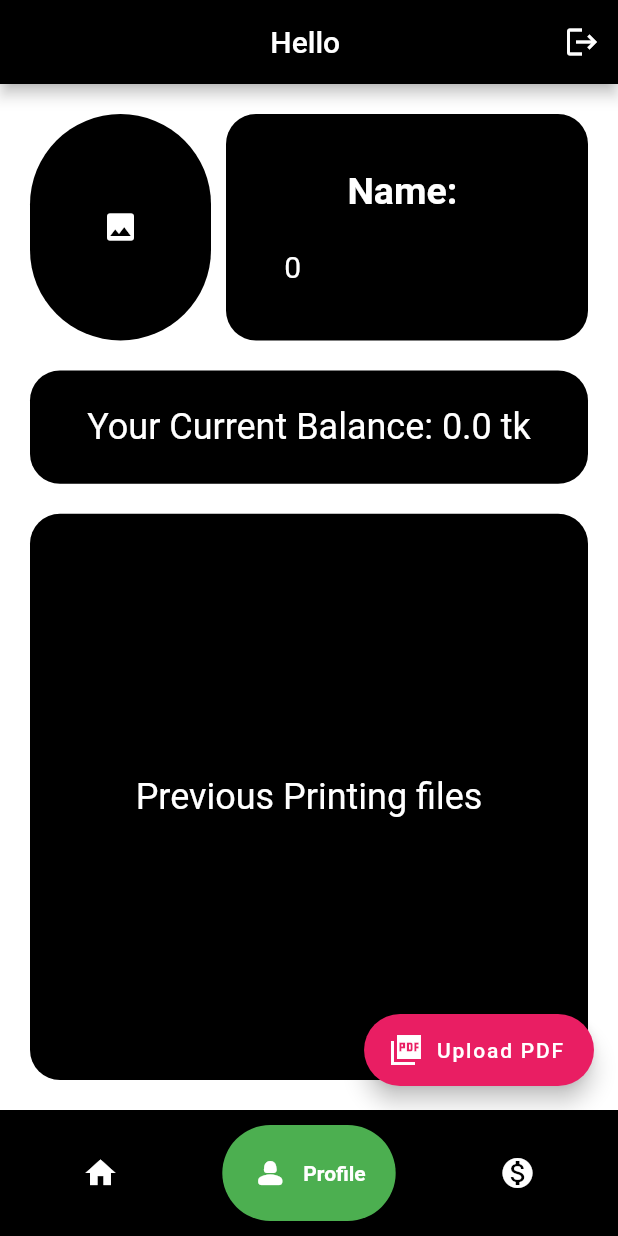
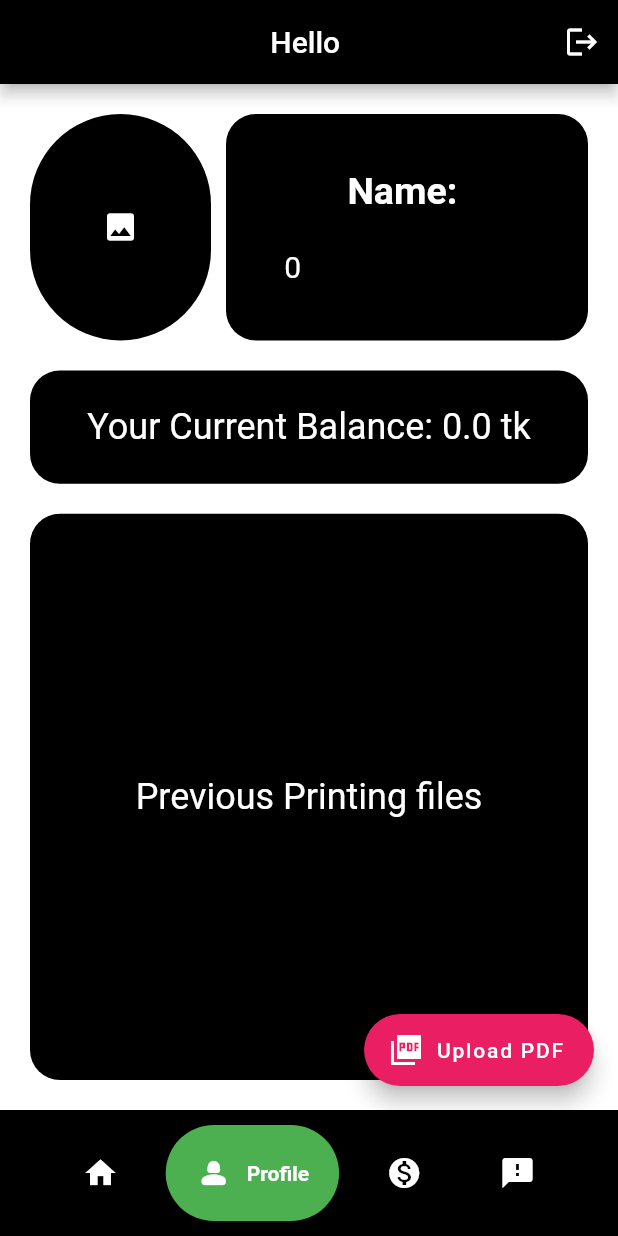
Before and after one commit to hedayet13/uprintMobile, a Flutter app: the Dashboard screen opened directly with empty values, item 2 of the bottom bar chosen, on a phone screen of 412 x 824 dp. Run offline on Flutter 3.47's test engine with Material 2 defaults, Android fonts, the light colour scheme and no system bars; drawn by our look-alikes of google_nav_bar; our stand-ins replace file_picker, shared_preferences; missing offline and left inert: dart:ffi; accounts and stored records are empty; network calls fail.

Commit message:
Feedback With backend

```diff
--- a/lib/dashboard.dart
+++ b/lib/dashboard.dart
@@ -26,6 +26,7 @@ class _DashboardState extends State<Dashboard> {
   final TextEditingController phoneNumberController = TextEditingController();
   final TextEditingController amountController = TextEditingController();
   final TextEditingController trxIDController = TextEditingController();
+  final TextEditingController feedbackController = TextEditingController();
 
   _DashboardState(this.username, this.accessToken);
   bool _isLoggedIn = false;
@@ -112,18 +113,29 @@ class _DashboardState extends State<Dashboard> {
       'Authorization': 'Bearer $accessToken',
     };
     final response = await http.get(Uri.parse(url), headers: headers);
+    print(response.statusCode);
     if (response.statusCode == 200) {
       final jsonData = json.decode(response.body);
       // print(jsonData);
       setState(() {
         var requests = jsonDecode((response.body));
         _previousRequests = requests[0];
+        print(_previousRequests);
+        if (_previousRequests == []){
+          _previousRequests = [{'file_name': "null"},{'cost': 0.0},{"otp_number":"none"}];
+        }
         // var balance = jsonData((response.body[1]));
         // print(balance);
         balance = requests[1][0]['balance'];
+        try{
           email = requests[1][0]['email'];
+        }
+        catch (e){
+          email = "not provided";
+        }
+
         phone_number = requests[1][0]['phone_number'];
-        print(_previousRequests[0]);
+        print(_previousRequests);
         print(balance);
         print(email);
         print(phone_number);
@@ -132,6 +144,7 @@ class _DashboardState extends State<Dashboard> {
     } else {
       throw Exception('Failed to fetch posts from serer');
     }
+
   }
 
   Future<void> _refresh() async {
@@ -183,9 +196,10 @@ class _DashboardState extends State<Dashboard> {
               Container(
                 padding: EdgeInsets.fromLTRB(10, 10, 10, 50),
                 color: Colors.white,
-                child: _previousRequests.isEmpty
-                    ? CircularProgressIndicator()
-                    : Column(
+                child: RefreshIndicator(
+                  onRefresh: _refresh,
+                  child: Center(
+                    child: Column(
                             crossAxisAlignment: CrossAxisAlignment.center,
                             children: [
                               Container(
@@ -214,9 +228,19 @@ class _DashboardState extends State<Dashboard> {
                               SizedBox(
                                 height: 10,
                               ),
-                          Expanded(
-                            child: RefreshIndicator(
-                              onRefresh: _refresh,
+                              Container(
+                                child: _previousRequests.isEmpty
+                                    ?FutureBuilder(
+                                  future: Future.delayed(Duration(seconds: 3)),
+                                  builder: (context, snapshot) {
+                                    if (snapshot.connectionState == ConnectionState.waiting) {
+                                      return CircularProgressIndicator();
+                                    } else {
+                                      return ElevatedButton(onPressed: _refresh, child: Text("Refresh"),style: ElevatedButton.styleFrom(backgroundColor: Colors.blueGrey),);
+                                    }
+                                  },
+                                )
+                                    :Expanded(
                                   child: SingleChildScrollView(
                                     physics: AlwaysScrollableScrollPhysics(),
                                     child: DataTable(
@@ -244,6 +268,8 @@ class _DashboardState extends State<Dashboard> {
                                 ),
                               ),
                             ],
+                          ),
+                  ),
                 ),
               ),
               Container(
@@ -411,6 +437,7 @@ class _DashboardState extends State<Dashboard> {
                             TextSpan(
                               text:
                                   "and fill the form and click the 'Submit' button. Your account balance will be updated within a few minutes. Thank you for choosing our service and enjoy!",
+
                             ),
                           ],
                         ),
@@ -465,6 +492,42 @@ class _DashboardState extends State<Dashboard> {
                     ],
                   ),
                 ),
+              ),
+              Container(
+                padding: EdgeInsets.only(left: 20,right: 20),
+                child: Center(
+                  child: Column(
+                    mainAxisAlignment: MainAxisAlignment.center,
+                    children: [
+                      Text("Submit your comments, feedbaack or any suggestions about the device",style:
+                      TextStyle(fontSize: 35, fontWeight: FontWeight.bold),),
+                      SizedBox(height: 20),
+                      TextField(
+                        controller: feedbackController,
+                        maxLines: 6,
+                        minLines: 4,
+                        // maxLength: 10,
+                        decoration: const InputDecoration(
+                          labelText: 'Comments',
+                          hintText: 'Leave your comment here',
+                          border: OutlineInputBorder(),
+                        ),
+                        obscureText: false,
+                      ),
+                      SizedBox(height: 20),
+                      ElevatedButton(
+                        onPressed: submitFeedback,
+                        style: ElevatedButton.styleFrom(
+                            backgroundColor: Colors.black,
+                            padding: EdgeInsets.symmetric(
+                                horizontal: 60, vertical: 18),
+                            textStyle: TextStyle(
+                                fontSize: 20, fontWeight: FontWeight.bold)),
+                        child: Text('Submit'),
+                      ),
+                    ],
+                  ),
+                ),
               )
             ],
           ),
@@ -495,7 +558,8 @@ class _DashboardState extends State<Dashboard> {
                 GButton(
                   icon: Icons.monetization_on_sharp,
                   text: "Transaction",
-                )
+                ),
+                GButton(icon: Icons.feedback,text: "Feedback",)
               ],
             ),
           ),
@@ -503,6 +567,40 @@ class _DashboardState extends State<Dashboard> {
       ),
     );
   }
+  void submitFeedback() async{
+    final feedback = feedbackController.text;
+    // String url = "http://192.168.0.110:5000/mobileFeedback";
+    String url = 'https://www.uprintbd.com/mobileFeedback';
+    final response = await http.post(
+      Uri.parse(url),
+      headers: {'Authorization': "Bearer $accessToken"},
+      body: {'feedback': feedback},
+    );
+    print(response.statusCode);
+    if (response.statusCode==200){
+      return showDialog(
+        context: context,
+        builder: (BuildContext context) {
+          return AlertDialog(
+            title: Text('Your feedback has been submitted'),
+            content: Text('We appreciate your advice. Your feedback is valuable to us and will help us continue improving our product.'),
+            actions: [
+              TextButton(
+                onPressed: () {
+                  Navigator.pop(context);
+                },
+                style: ButtonStyle(
+                  backgroundColor: MaterialStateProperty.all(Colors.green),
+                ),
+                child: Text('OK',style: TextStyle(color: Colors.white),),
+              ),
+            ],
+          );
+        },
+      );
+    }
+  }
+
   void submitTransaction() async{
     final phone_number = phoneNumberController.text;
     final amount = amountController.text;
```
Also changed, not shown: lib/main.dart (+43 -29 lines), lib/registration.dart (+26 -5 lines), 7 other files. Lines whose indentation alone changed are shown as unchanged.
